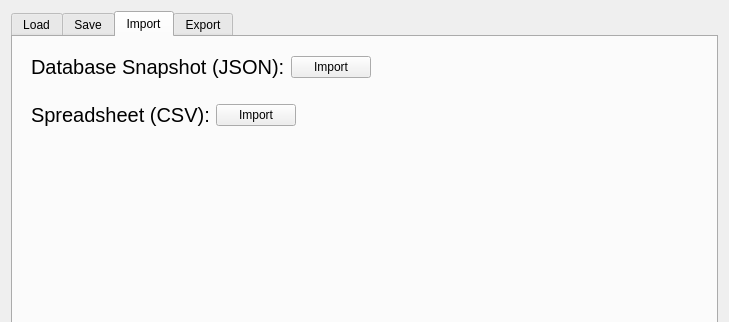
Above: resources/widget/tools/TrackwayIoWidget/TrackwayIoWidget.ui from sernst/Cadence before the change; both pictures show x 0 to 729 and y 0 to 322 of the 729 by 581 pixel window. Below: the same form after it.
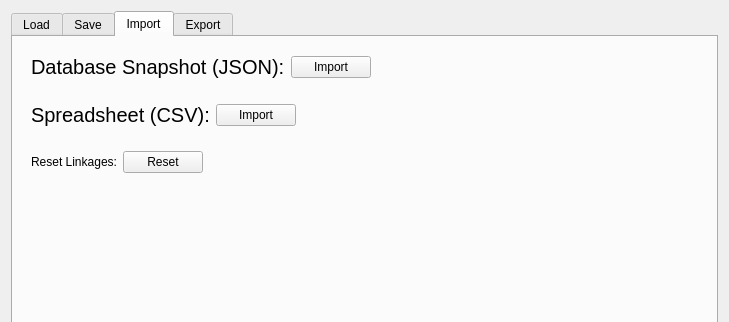
That is the form after the change. The open tabs and pages were chosen to show the change.

Commit message: New track linkage implementation with independent linking tool and enhanced CSV importer with measurement availability error handling.

The edit to the form file:
```diff
--- a/resources/widget/tools/TrackwayIoWidget/TrackwayIoWidget.ui
+++ b/resources/widget/tools/TrackwayIoWidget/TrackwayIoWidget.ui
@@ -212,6 +212,39 @@
          </layout>
         </widget>
        </item>
+       <item>
+        <widget class="QWidget" name="widget_7" native="true">
+         <layout class="QHBoxLayout" name="horizontalLayout_6">
+          <item>
+           <widget class="QLabel" name="label_2">
+            <property name="text">
+             <string>Reset Linkages:</string>
+            </property>
+           </widget>
+          </item>
+          <item>
+           <widget class="QPushButton" name="updateLinksBtn">
+            <property name="text">
+             <string>Reset</string>
+            </property>
+           </widget>
+          </item>
+          <item>
+           <spacer name="horizontalSpacer_6">
+            <property name="orientation">
+             <enum>Qt::Horizontal</enum>
+            </property>
+            <property name="sizeHint" stdset="0">
+             <size>
+              <width>446</width>
+              <height>20</height>
+             </size>
+            </property>
+           </spacer>
+          </item>
+         </layout>
+        </widget>
+       </item>
        <item>
         <spacer name="verticalSpacer_2">
          <property name="orientation">
```
Left out of the diff: 2 changed lines with no effect on the pictures. The commit also changes 5 other files.
